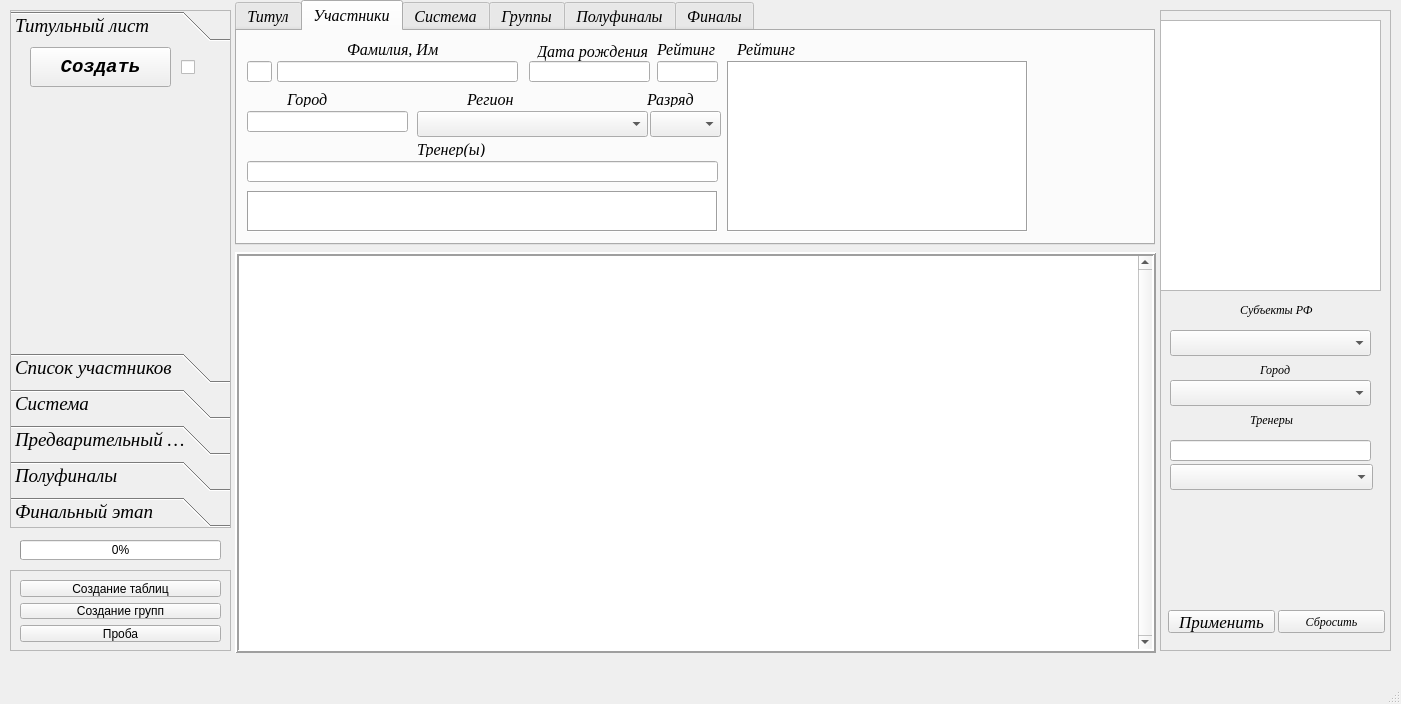
Old version of the form main_window.ui in the repository Kaspar0810/Competitions_TT_SQL.
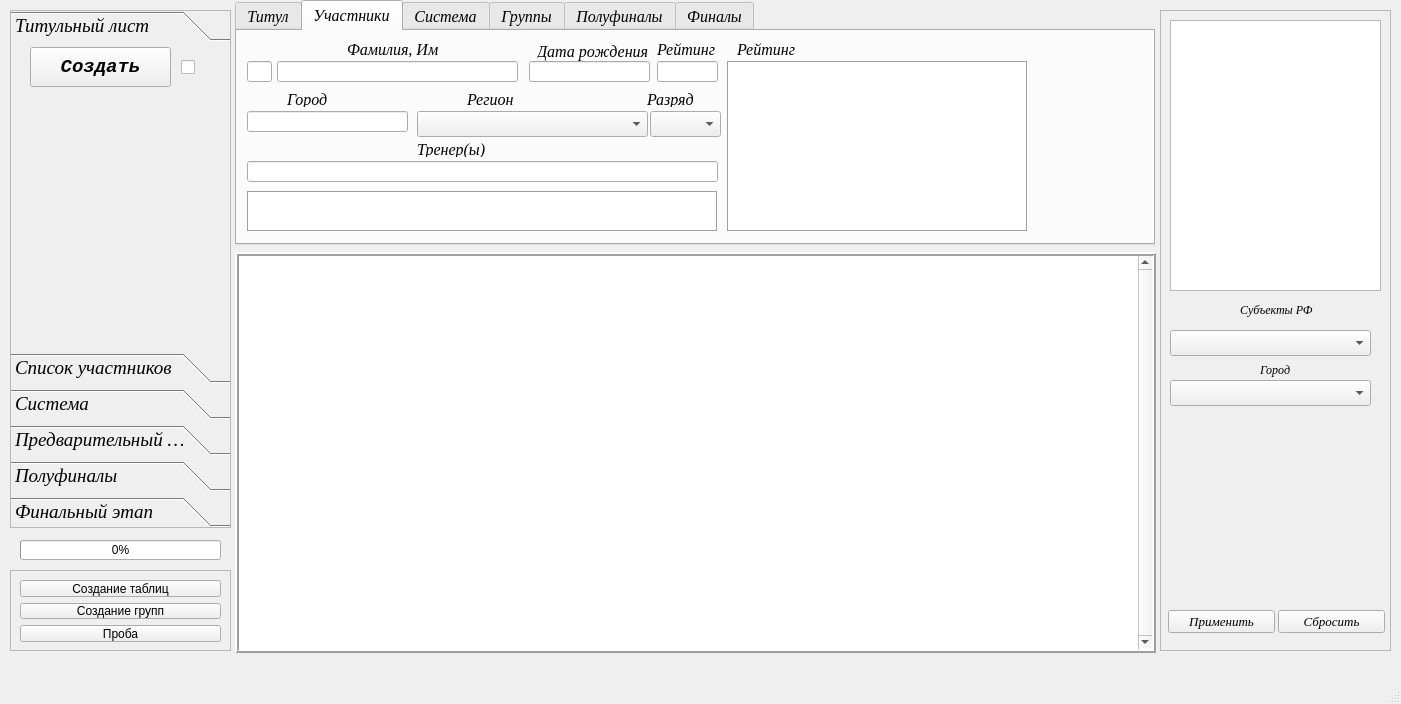
New version of the form. The open tabs and pages were chosen to show the change.

```diff
--- a/main_window.ui
+++ b/main_window.ui
@@ -3260,9 +3260,9 @@
     <widget class="QTableView" name="tableView_setka32">
      <property name="geometry">
       <rect>
-       <x>0</x>
+       <x>10</x>
        <y>10</y>
-       <width>221</width>
+       <width>211</width>
        <height>271</height>
       </rect>
      </property>
@@ -3313,8 +3313,8 @@
      </property>
      <property name="font">
       <font>
-       <family>Times</family>
-       <pointsize>13</pointsize>
+       <family>Times New Roman</family>
+       <pointsize>10</pointsize>
        <italic>true</italic>
       </font>
      </property>
@@ -3333,7 +3333,8 @@
      </property>
      <property name="font">
       <font>
-       <family>Times</family>
+       <family>Times New Roman</family>
+       <pointsize>10</pointsize>
        <italic>true</italic>
       </font>
      </property>
@@ -3373,45 +3374,6 @@
       <string>Город</string>
      </property>
     </widget>
-    <widget class="QLineEdit" name="lineEdit">
-     <property name="geometry">
-      <rect>
-       <x>10</x>
-       <y>430</y>
-       <width>201</width>
-       <height>21</height>
-      </rect>
-     </property>
-    </widget>
-    <widget class="QLabel" name="label_66">
-     <property name="geometry">
-      <rect>
-       <x>90</x>
-       <y>400</y>
-       <width>61</width>
-       <height>20</height>
-      </rect>
-     </property>
-     <property name="font">
-      <font>
-       <family>Times New Roman</family>
-       <italic>true</italic>
-      </font>
-     </property>
-     <property name="text">
-      <string>Тренеры</string>
-     </property>
-    </widget>
-    <widget class="QComboBox" name="comboBox">
-     <property name="geometry">
-      <rect>
-       <x>10</x>
-       <y>454</y>
-       <width>203</width>
-       <height>26</height>
-      </rect>
-     </property>
-    </widget>
    </widget>
    <widget class="QTableWidget" name="tableWidget">
     <property name="geometry">
```
Left out of the diff: 22 changed lines with no effect on the pictures.
